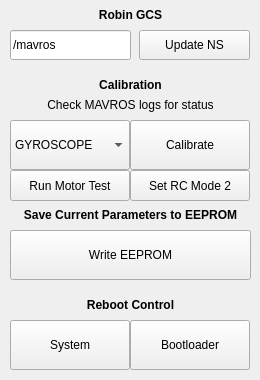
Qt form resource/RobinGCS.ui (qutas/rqt_robin_gcs) before a commit.
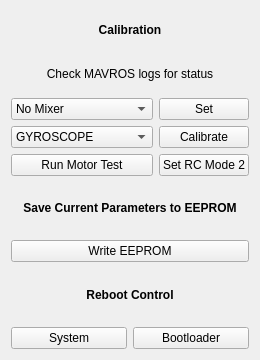
The same form after that commit.

Commit message: Update for airframe layout and move namespace handling to rqt config button

```diff
--- a/resource/RobinGCS.ui
+++ b/resource/RobinGCS.ui
@@ -7,11 +7,11 @@
     <x>0</x>
     <y>0</y>
     <width>260</width>
-    <height>380</height>
+    <height>360</height>
    </rect>
   </property>
   <property name="sizePolicy">
-   <sizepolicy hsizetype="Preferred" vsizetype="Preferred">
+   <sizepolicy hsizetype="Preferred" vsizetype="MinimumExpanding">
     <horstretch>0</horstretch>
     <verstretch>0</verstretch>
    </sizepolicy>
@@ -25,72 +25,11 @@
   <property name="windowTitle">
    <string>Robin GCS</string>
   </property>
-  <widget class="QLabel" name="label_title">
-   <property name="geometry">
-    <rect>
-     <x>10</x>
-     <y>0</y>
-     <width>241</width>
-     <height>30</height>
-    </rect>
-   </property>
-   <property name="font">
-    <font>
-     <weight>75</weight>
-     <bold>true</bold>
-    </font>
-   </property>
-   <property name="text">
-    <string>Robin GCS</string>
-   </property>
-   <property name="alignment">
-    <set>Qt::AlignCenter</set>
-   </property>
-  </widget>
-  <widget class="QPushButton" name="button_update_namespace">
-   <property name="enabled">
-    <bool>true</bool>
-   </property>
-   <property name="geometry">
-    <rect>
-     <x>139</x>
-     <y>30</y>
-     <width>111</width>
-     <height>30</height>
-    </rect>
-   </property>
-   <property name="text">
-    <string>Update NS</string>
-   </property>
-   <property name="default">
-    <bool>false</bool>
-   </property>
-  </widget>
-  <widget class="QLineEdit" name="textbox_namespace">
-   <property name="geometry">
-    <rect>
-     <x>10</x>
-     <y>30</y>
-     <width>121</width>
-     <height>30</height>
-    </rect>
-   </property>
-   <property name="text">
-    <string>/mavros</string>
-   </property>
-   <property name="placeholderText">
-    <string>/mavros</string>
-   </property>
-  </widget>
+  <layout class="QVBoxLayout" name="verticalLayout">
+   <item>
+    <layout class="QVBoxLayout" name="verticalLayout_2">
+     <item>
   <widget class="QLabel" name="label_calibration">
-   <property name="geometry">
-    <rect>
-     <x>10</x>
-     <y>70</y>
-     <width>241</width>
-     <height>30</height>
-    </rect>
-   </property>
    <property name="font">
     <font>
      <weight>75</weight>
@@ -104,15 +43,9 @@
     <set>Qt::AlignCenter</set>
    </property>
   </widget>
+     </item>
+     <item>
   <widget class="QLabel" name="label_calibration_note">
-   <property name="geometry">
-    <rect>
-     <x>10</x>
-     <y>90</y>
-     <width>241</width>
-     <height>30</height>
-    </rect>
-   </property>
    <property name="font">
     <font>
      <weight>50</weight>
@@ -126,123 +59,13 @@
     <set>Qt::AlignCenter</set>
    </property>
   </widget>
-  <widget class="QLabel" name="label_eeprom">
-   <property name="geometry">
-    <rect>
-     <x>10</x>
-     <y>200</y>
-     <width>241</width>
-     <height>30</height>
-    </rect>
-   </property>
-   <property name="font">
-    <font>
-     <weight>75</weight>
-     <bold>true</bold>
-    </font>
-   </property>
-   <property name="text">
-    <string>Save Current Parameters to EEPROM</string>
-   </property>
-   <property name="alignment">
-    <set>Qt::AlignCenter</set>
-   </property>
-  </widget>
-  <widget class="QPushButton" name="button_write_eeprom">
-   <property name="enabled">
-    <bool>true</bool>
-   </property>
-   <property name="geometry">
-    <rect>
-     <x>10</x>
-     <y>230</y>
-     <width>241</width>
-     <height>50</height>
-    </rect>
-   </property>
-   <property name="text">
-    <string>Write EEPROM</string>
-   </property>
-  </widget>
-  <widget class="QLabel" name="label_reboot">
-   <property name="geometry">
-    <rect>
-     <x>10</x>
-     <y>290</y>
-     <width>241</width>
-     <height>30</height>
-    </rect>
-   </property>
-   <property name="font">
-    <font>
-     <weight>75</weight>
-     <bold>true</bold>
-    </font>
-   </property>
-   <property name="text">
-    <string>Reboot Control</string>
-   </property>
-   <property name="alignment">
-    <set>Qt::AlignCenter</set>
-   </property>
-  </widget>
-  <widget class="QPushButton" name="button_reboot_bootloader">
-   <property name="enabled">
-    <bool>true</bool>
-   </property>
-   <property name="geometry">
-    <rect>
-     <x>130</x>
-     <y>320</y>
-     <width>120</width>
-     <height>50</height>
-    </rect>
-   </property>
-   <property name="text">
-    <string>Bootloader</string>
-   </property>
-  </widget>
-  <widget class="QPushButton" name="button_reboot_system">
-   <property name="enabled">
-    <bool>true</bool>
-   </property>
-   <property name="geometry">
-    <rect>
-     <x>10</x>
-     <y>320</y>
-     <width>120</width>
-     <height>50</height>
-    </rect>
-   </property>
-   <property name="text">
-    <string>System</string>
-   </property>
-  </widget>
-  <widget class="QPushButton" name="button_cal">
-   <property name="enabled">
-    <bool>true</bool>
-   </property>
-   <property name="geometry">
-    <rect>
-     <x>130</x>
-     <y>120</y>
-     <width>120</width>
-     <height>50</height>
-    </rect>
-   </property>
-   <property name="text">
-    <string>Calibrate</string>
-   </property>
-  </widget>
+     </item>
+    </layout>
+   </item>
+   <item>
+    <layout class="QGridLayout" name="gridLayout">
+     <item row="1" column="0">
   <widget class="QComboBox" name="combo_cal">
-   <property name="geometry">
-    <rect>
-     <x>10</x>
-     <y>120</y>
-     <width>120</width>
-     <height>50</height>
-    </rect>
-   </property>
    <item>
     <property name="text">
      <string>GYROSCOPE</string>
@@ -289,38 +112,153 @@
     </property>
    </item>
   </widget>
-  <widget class="QPushButton" name="button_rc_mode_2">
+     </item>
+     <item row="0" column="0">
+      <widget class="QComboBox" name="combo_mixer_list">
+       <item>
+        <property name="text">
+         <string>No Mixer</string>
+        </property>
+       </item>
+       <item>
+        <property name="text">
+         <string>Generic Plane</string>
+        </property>
+       </item>
+       <item>
+        <property name="text">
+         <string>Quadrotor x4</string>
+        </property>
+       </item>
+       <item>
+        <property name="text">
+         <string>Quadrotor +4</string>
+        </property>
+       </item>
+       <item>
+        <property name="text">
+         <string>Hexarotor x6</string>
+        </property>
+       </item>
+      </widget>
+     </item>
+     <item row="1" column="1">
+      <widget class="QPushButton" name="button_cal">
    <property name="enabled">
     <bool>true</bool>
    </property>
-   <property name="geometry">
-    <rect>
-     <x>130</x>
-     <y>170</y>
-     <width>120</width>
-     <height>31</height>
-    </rect>
-   </property>
+       <property name="text">
+        <string>Calibrate</string>
+       </property>
+      </widget>
+     </item>
+     <item row="0" column="1">
+      <widget class="QPushButton" name="button_mixer_set">
+       <property name="enabled">
+        <bool>true</bool>
+       </property>
    <property name="text">
-    <string>Set RC Mode 2</string>
-   </property>
-  </widget>
+        <string>Set</string>
+       </property>
+      </widget>
+     </item>
+     <item row="2" column="0">
   <widget class="QPushButton" name="button_motor_test">
    <property name="enabled">
     <bool>true</bool>
    </property>
-   <property name="geometry">
-    <rect>
-     <x>10</x>
-     <y>170</y>
-     <width>120</width>
-     <height>31</height>
-    </rect>
-   </property>
    <property name="text">
     <string>Run Motor Test</string>
    </property>
   </widget>
+     </item>
+     <item row="2" column="1">
+      <widget class="QPushButton" name="button_rc_mode_2">
+       <property name="enabled">
+        <bool>true</bool>
+       </property>
+       <property name="text">
+        <string>Set RC Mode 2</string>
+       </property>
+      </widget>
+     </item>
+    </layout>
+   </item>
+   <item>
+    <layout class="QVBoxLayout" name="verticalLayout_3">
+     <item>
+      <widget class="QLabel" name="label_eeprom">
+       <property name="font">
+        <font>
+         <weight>75</weight>
+         <bold>true</bold>
+        </font>
+       </property>
+       <property name="text">
+        <string>Save Current Parameters to EEPROM</string>
+       </property>
+       <property name="alignment">
+        <set>Qt::AlignCenter</set>
+       </property>
+      </widget>
+     </item>
+     <item>
+      <widget class="QPushButton" name="button_write_eeprom">
+       <property name="enabled">
+        <bool>true</bool>
+       </property>
+       <property name="text">
+        <string>Write EEPROM</string>
+       </property>
+      </widget>
+     </item>
+    </layout>
+   </item>
+   <item>
+    <layout class="QVBoxLayout" name="verticalLayout_4">
+     <item>
+      <widget class="QLabel" name="label_reboot">
+       <property name="font">
+        <font>
+         <weight>75</weight>
+         <bold>true</bold>
+        </font>
+       </property>
+       <property name="text">
+        <string>Reboot Control</string>
+       </property>
+       <property name="alignment">
+        <set>Qt::AlignCenter</set>
+       </property>
+      </widget>
+     </item>
+     <item>
+      <layout class="QHBoxLayout" name="horizontalLayout">
+       <item>
+        <widget class="QPushButton" name="button_reboot_system">
+         <property name="enabled">
+          <bool>true</bool>
+         </property>
+         <property name="text">
+          <string>System</string>
+         </property>
+        </widget>
+       </item>
+       <item>
+        <widget class="QPushButton" name="button_reboot_bootloader">
+         <property name="enabled">
+          <bool>true</bool>
+         </property>
+         <property name="text">
+          <string>Bootloader</string>
+         </property>
+        </widget>
+       </item>
+      </layout>
+     </item>
+    </layout>
+   </item>
+  </layout>
  </widget>
  <resources/>
  <connections/>
```
Lines whose indentation alone changed are shown as unchanged. The commit also changes 3 other files.
